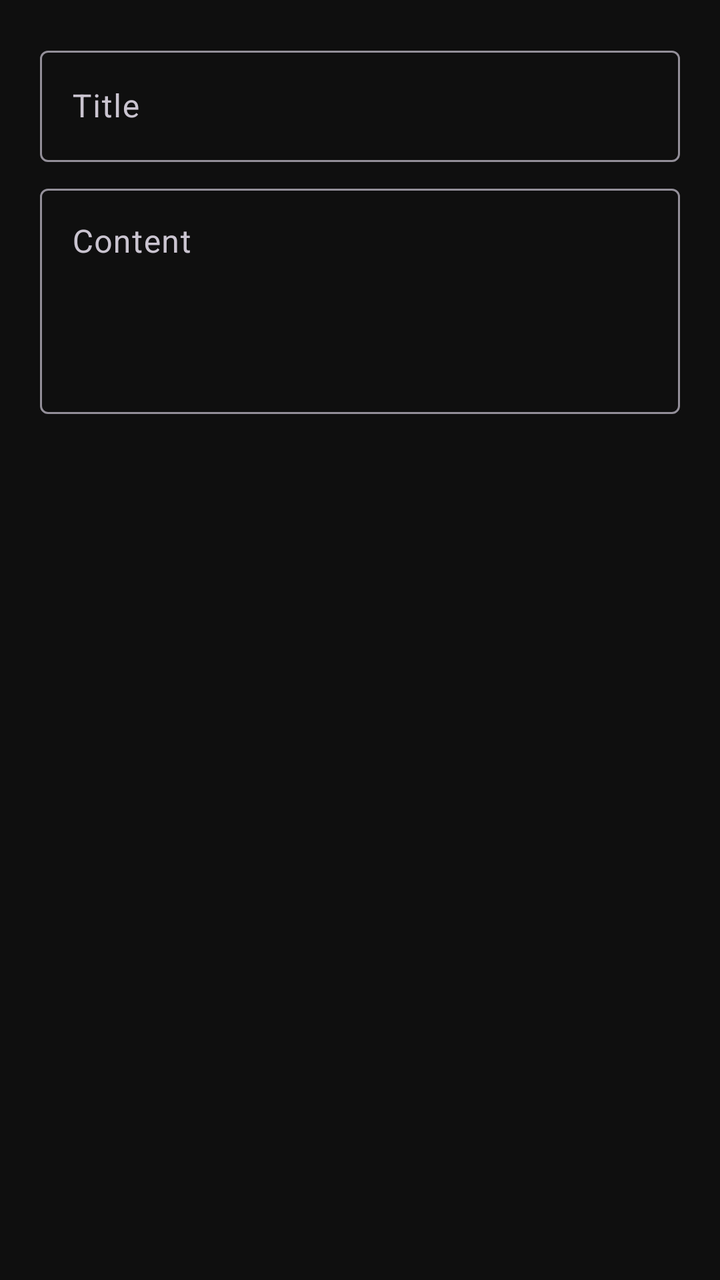
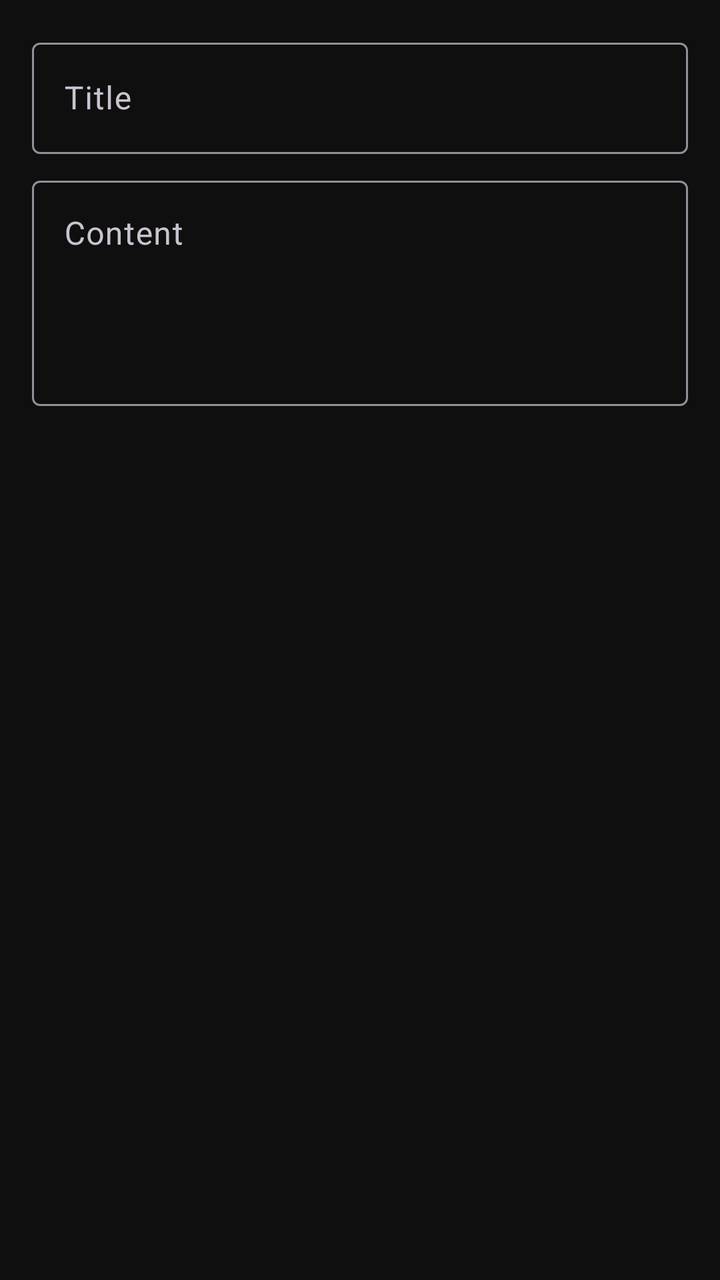

Two renders of the same Android screen: before a commit and after it. Below are the layout's source before the change and the commit's diff.
<!-- AndroidManifest.xml: application theme Theme.ShadowCalc -->
<!-- res/layout/dialog_note.xml -->
<?xml version="1.0" encoding="utf-8"?>
<LinearLayout xmlns:android="http://schemas.android.com/apk/res/android"
    android:layout_width="match_parent"
    android:layout_height="wrap_content"
    android:orientation="vertical"
    android:padding="20dp">

    <com.google.android.material.textfield.TextInputLayout
        android:layout_width="match_parent"
        android:layout_height="wrap_content"
        android:hint="Title">
        <com.google.android.material.textfield.TextInputEditText
            android:id="@+id/etTitle"
            android:layout_width="match_parent"
            android:layout_height="wrap_content"
            android:textColor="@color/text_primary" />
    </com.google.android.material.textfield.TextInputLayout>

    <com.google.android.material.textfield.TextInputLayout
        android:layout_width="match_parent"
        android:layout_height="wrap_content"
        android:hint="Content"
        android:layout_marginTop="8dp">
        <com.google.android.material.textfield.TextInputEditText
            android:id="@+id/etContent"
            android:layout_width="match_parent"
            android:layout_height="wrap_content"
            android:minLines="4"
            android:gravity="top"
            android:textColor="@color/text_primary" />
    </com.google.android.material.textfield.TextInputLayout>
</LinearLayout>
<!-- resources referenced by this layout -->
<resources>
  <color name="text_primary">#FFFFFF</color>
  <style name="Theme.ShadowCalc" parent="Theme.Material3.Dark.NoActionBar">
          <item name="colorPrimary">@color/accent</item>
          <item name="colorPrimaryDark">@color/bg_dark</item>
          <item name="colorAccent">@color/accent</item>
          <item name="android:windowBackground">@color/bg_dark</item>
          <item name="android:statusBarColor">@color/bg_dark</item>
          <item name="android:navigationBarColor">@color/bg_dark</item>
          <item name="android:windowLightStatusBar">false</item>
      </style>
  <color name="accent">#00E676</color>
  <color name="bg_dark">#0F0F0F</color>
</resources>

<!-- the commit's change to res/layout/dialog_note.xml (unified diff, before → after) -->
@@ -3,7 +3,7 @@
     android:layout_width="match_parent"
     android:layout_height="wrap_content"
     android:orientation="vertical"
-    android:padding="20dp">
+    android:padding="16dp">
 
     <com.google.android.material.textfield.TextInputLayout
         android:layout_width="match_parent"
@@ -13,20 +13,20 @@
             android:id="@+id/etTitle"
             android:layout_width="match_parent"
             android:layout_height="wrap_content"
-            android:textColor="@color/text_primary" />
+            android:inputType="text" />
     </com.google.android.material.textfield.TextInputLayout>
 
     <com.google.android.material.textfield.TextInputLayout
         android:layout_width="match_parent"
         android:layout_height="wrap_content"
-        android:hint="Content"
-        android:layout_marginTop="8dp">
+        android:layout_marginTop="8dp"
+        android:hint="Content">
         <com.google.android.material.textfield.TextInputEditText
             android:id="@+id/etContent"
             android:layout_width="match_parent"
             android:layout_height="wrap_content"
             android:minLines="4"
             android:gravity="top"
-            android:textColor="@color/text_primary" />
+            android:inputType="textMultiLine" />
     </com.google.android.material.textfield.TextInputLayout>
 </LinearLayout>
<!-- resource entries referenced after the edit -->
@@ -1,6 +1,5 @@
 <!-- resources referenced by this layout -->
 <resources>
-  <color name="text_primary">#FFFFFF</color>
   <style name="Theme.ShadowCalc" parent="Theme.Material3.Dark.NoActionBar">
           <item name="colorPrimary">@color/accent</item>
           <item name="colorPrimaryDark">@color/bg_dark</item>
